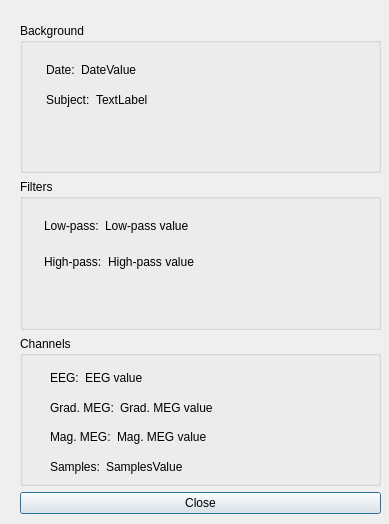
The window that hoksotin/ui/qt4Designer/infoDialog.ui (cibr-jyu/meggie) describes before a commit, drawn with Qt 5.
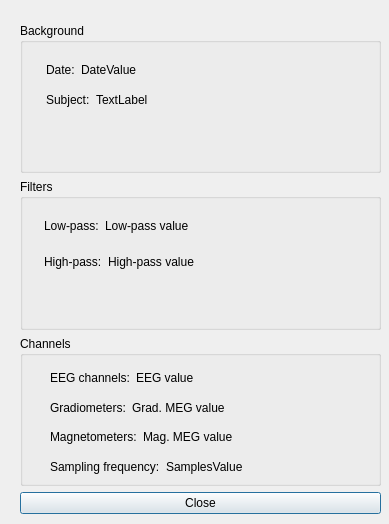
The same window after the commit.

```diff
--- a/hoksotin/ui/qt4Designer/infoDialog.ui
+++ b/hoksotin/ui/qt4Designer/infoDialog.ui
@@ -19,7 +19,7 @@
   <property name="windowTitle">
    <string>Measurement info</string>
   </property>
-  <widget class="QWidget" name="">
+  <widget class="QWidget" name="layoutWidget">
    <property name="geometry">
     <rect>
      <x>20</x>
@@ -179,7 +179,7 @@
         <property name="title">
          <string>Channels</string>
         </property>
-        <widget class="QWidget" name="">
+        <widget class="QWidget" name="layoutWidget">
          <property name="geometry">
           <rect>
            <x>30</x>
@@ -194,7 +194,7 @@
             <item>
              <widget class="QLabel" name="labelEEG">
               <property name="text">
-               <string>EEG:</string>
+               <string>EEG channels:</string>
               </property>
              </widget>
             </item>
@@ -218,7 +218,7 @@
             <item>
              <widget class="QLabel" name="labelGradMEG">
               <property name="text">
-               <string>Grad. MEG:</string>
+               <string>Gradiometers:</string>
               </property>
              </widget>
             </item>
@@ -242,7 +242,7 @@
             <item>
              <widget class="QLabel" name="labelMagMEG">
               <property name="text">
-               <string>Mag. MEG:</string>
+               <string>Magnetometers:</string>
               </property>
              </widget>
             </item>
@@ -266,7 +266,7 @@
             <item>
              <widget class="QLabel" name="labelSamples">
               <property name="text">
-               <string>Samples:</string>
+               <string>Sampling frequency:</string>
               </property>
              </widget>
             </item>
```
Left out of the diff: 9 changed lines with no effect on the pictures.
